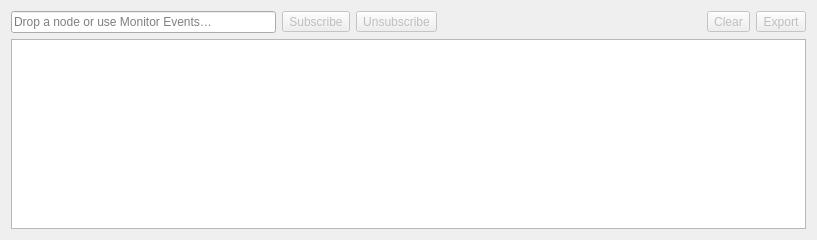
The window that src/ui/widgets/eventswidget.ui (sanny32/OpenUaExplorer) describes before a commit, drawn with Qt 5.
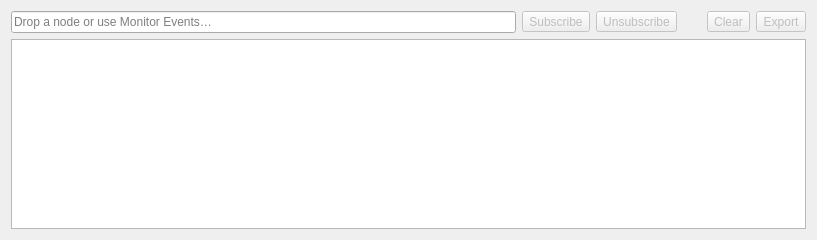
The same window after the commit. Custom widgets are drawn as their Qt base class.

```diff
--- a/src/ui/widgets/eventswidget.ui
+++ b/src/ui/widgets/eventswidget.ui
@@ -54,9 +54,12 @@
        <property name="orientation">
         <enum>Qt::Orientation::Horizontal</enum>
        </property>
+       <property name="sizeType">
+        <enum>QSizePolicy::Policy::Fixed</enum>
+       </property>
        <property name="sizeHint" stdset="0">
         <size>
-         <width>40</width>
+         <width>24</width>
          <height>20</height>
         </size>
        </property>
```
